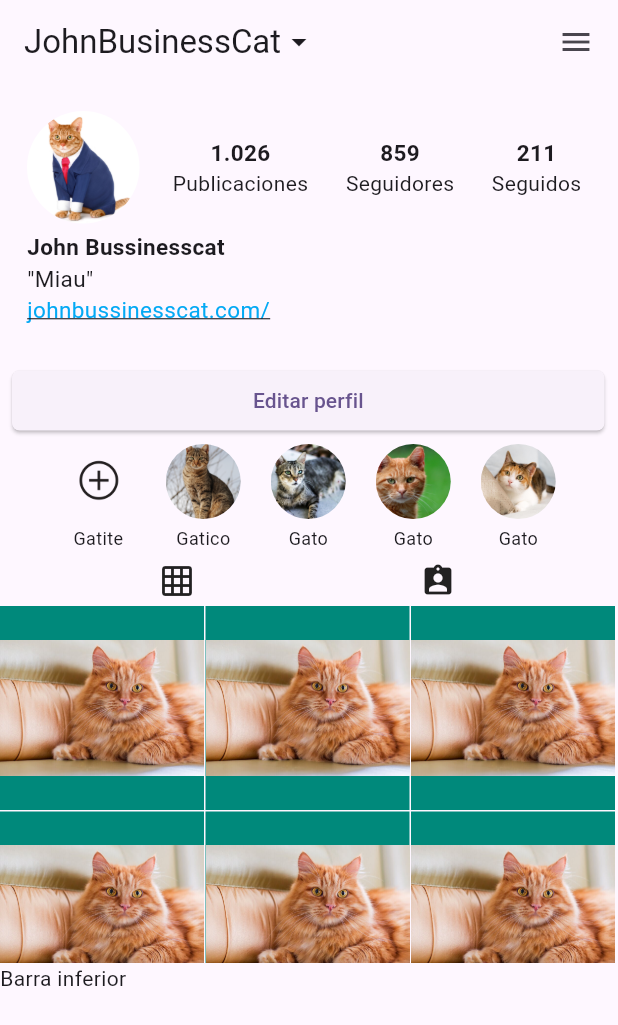
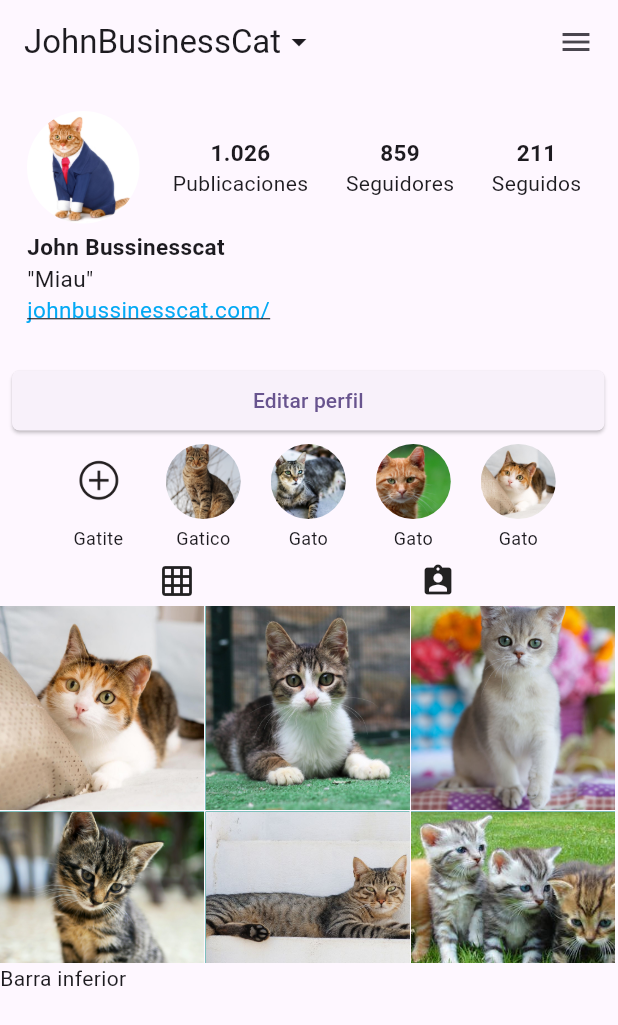
Before and after one commit to TommyRG84/flutter_2dam, a Flutter app: the screen it shows after launch, on a phone screen of 412 x 824 dp. Shown: the top 1025 px of the screen. Run offline on Flutter 3.47's test engine with Material 3 defaults, Android fonts, the light colour scheme and no system bars.

Commit message:
Terminada seccion galeria

```diff
--- a/Tarea instagram/tarea_insta/lib/screens/secciones/seccion_inferior.dart
+++ b/Tarea instagram/tarea_insta/lib/screens/secciones/seccion_inferior.dart
@@ -29,14 +29,14 @@
               mainAxisSpacing: 1,
               crossAxisCount: 3,
               children: [
-                contenedorImagen("assets/images/12.jpg"),
-                contenedorImagen("assets/images/12.jpg"),
-                contenedorImagen("assets/images/12.jpg"),
-                contenedorImagen("assets/images/12.jpg"),
-                contenedorImagen("assets/images/12.jpg"),
-                contenedorImagen("assets/images/12.jpg"),
-                contenedorImagen("assets/images/12.jpg"),
-                contenedorImagen("assets/images/12.jpg"),
+                contenedorImagen("assets/images/04.jpg"),
+                contenedorImagen("assets/images/05.jpg"),
+                contenedorImagen("assets/images/06.jpg"),
+                contenedorImagen("assets/images/07.jpeg"),
+                contenedorImagen("assets/images/08.jpg"),
+                contenedorImagen("assets/images/09.jpeg"),
+                contenedorImagen("assets/images/10.jpg"),
+                contenedorImagen("assets/images/11.jpg"),
                 contenedorImagen("assets/images/12.jpg"),
               ],
             ),
@@ -49,7 +49,10 @@
   Container contenedorImagen(String imagePath) {
     return Container(
       color: Colors.teal[600],
-      child: Image.asset(imagePath),
+      child: Image.asset(
+        imagePath,
+        fit: BoxFit.cover,
+      ),
     );
   }
 }
```
